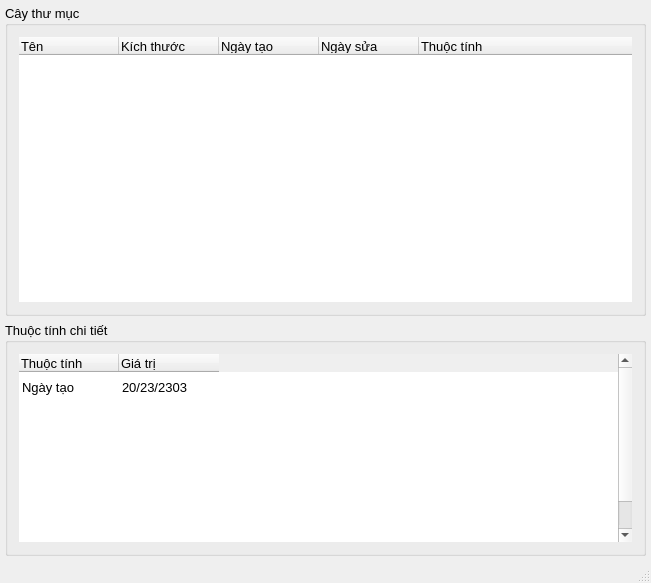
Old version of the form FileSystem/TreeFolderGUI.ui in the repository git03-Nguyen/FileSystem-Manager.
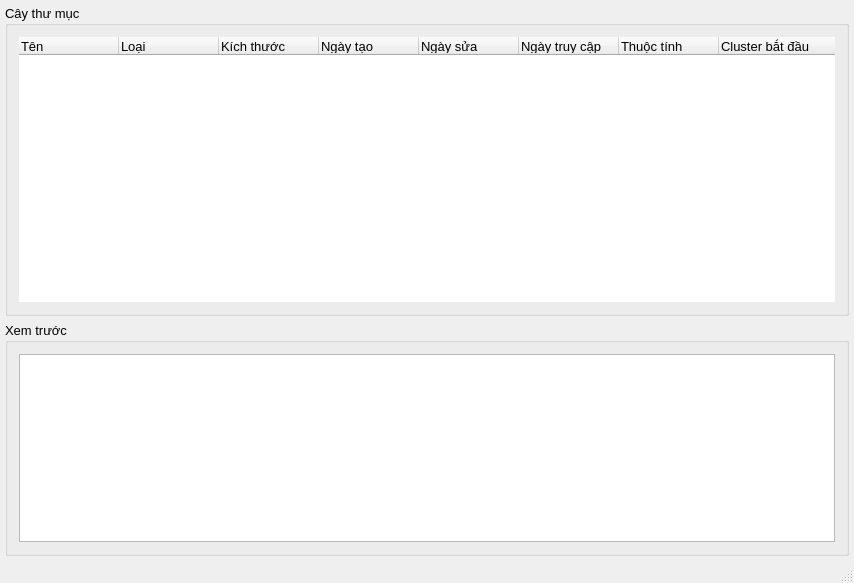
New version of the form.

Commit message: add root tree folder

```diff
--- a/FileSystem/TreeFolderGUI.ui
+++ b/FileSystem/TreeFolderGUI.ui
@@ -6,7 +6,7 @@
    <rect>
     <x>0</x>
     <y>0</y>
-    <width>651</width>
+    <width>854</width>
     <height>583</height>
    </rect>
   </property>
@@ -63,6 +63,16 @@
            </font>
           </property>
          </column>
+         <column>
+          <property name="text">
+           <string>Loại</string>
+          </property>
+          <property name="font">
+           <font>
+            <fontweight>DemiBold</fontweight>
+           </font>
+          </property>
+         </column>
          <column>
           <property name="text">
            <string>Kích thước</string>
@@ -93,6 +103,16 @@
            </font>
           </property>
          </column>
+         <column>
+          <property name="text">
+           <string>Ngày truy cập</string>
+          </property>
+          <property name="font">
+           <font>
+            <fontweight>DemiBold</fontweight>
+           </font>
+          </property>
+         </column>
          <column>
           <property name="text">
            <string>Thuộc tính</string>
@@ -103,6 +123,16 @@
            </font>
           </property>
          </column>
+         <column>
+          <property name="text">
+           <string>Cluster bắt đầu</string>
+          </property>
+          <property name="font">
+           <font>
+            <fontweight>DemiBold</fontweight>
+           </font>
+          </property>
+         </column>
         </widget>
        </item>
       </layout>
@@ -119,93 +149,11 @@
          </font>
         </property>
         <property name="title">
-         <string>Thuộc tính chi tiết</string>
+         <string>Xem trước</string>
         </property>
         <layout class="QVBoxLayout" name="verticalLayout_3">
          <item>
-          <widget class="QTableWidget" name="tblProperties">
-           <property name="font">
-            <font>
-             <pointsize>10</pointsize>
-             <bold>false</bold>
-            </font>
-           </property>
-           <property name="frameShape">
-            <enum>QFrame::NoFrame</enum>
-           </property>
-           <property name="showGrid">
-            <bool>false</bool>
-           </property>
-           <attribute name="verticalHeaderVisible">
-            <bool>false</bool>
-           </attribute>
-           <row>
-            <property name="text">
-             <string>New Row</string>
-            </property>
-           </row>
-           <row>
-            <property name="text">
-             <string>New Row</string>
-            </property>
-           </row>
-           <row>
-            <property name="text">
-             <string>New Row</string>
-            </property>
-           </row>
-           <row>
-            <property name="text">
-             <string>New Row</string>
-            </property>
-           </row>
-           <row>
-            <property name="text">
-             <string>New Row</string>
-            </property>
-           </row>
-           <row>
-            <property name="text">
-             <string>New Row</string>
-            </property>
-           </row>
-           <column>
-            <property name="text">
-             <string>Thuộc tính</string>
-            </property>
-            <property name="font">
-             <font>
-              <fontweight>DemiBold</fontweight>
-             </font>
-            </property>
-            <property name="textAlignment">
-             <set>AlignLeading|AlignVCenter</set>
-            </property>
-           </column>
-           <column>
-            <property name="text">
-             <string>Giá trị</string>
-            </property>
-            <property name="font">
-             <font>
-              <fontweight>DemiBold</fontweight>
-             </font>
-            </property>
-            <property name="textAlignment">
-             <set>AlignLeading|AlignVCenter</set>
-            </property>
-           </column>
-           <item row="0" column="0">
-            <property name="text">
-             <string>Ngày tạo</string>
-            </property>
-           </item>
-           <item row="0" column="1">
-            <property name="text">
-             <string>20/23/2303</string>
-            </property>
-           </item>
-          </widget>
+          <widget class="QPlainTextEdit" name="plainTextEdit"/>
          </item>
         </layout>
        </widget>
```
Left out of the diff: 2 changed lines with no effect on the pictures. The commit also changes 5 other files.
